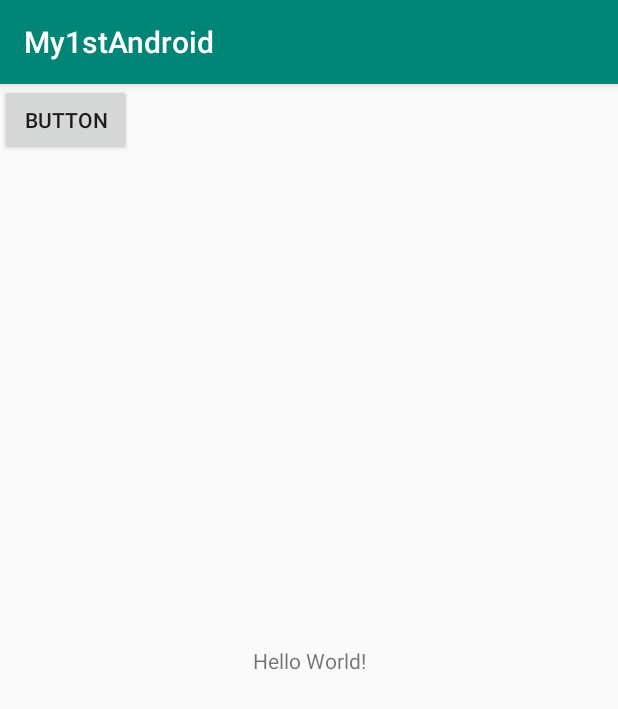
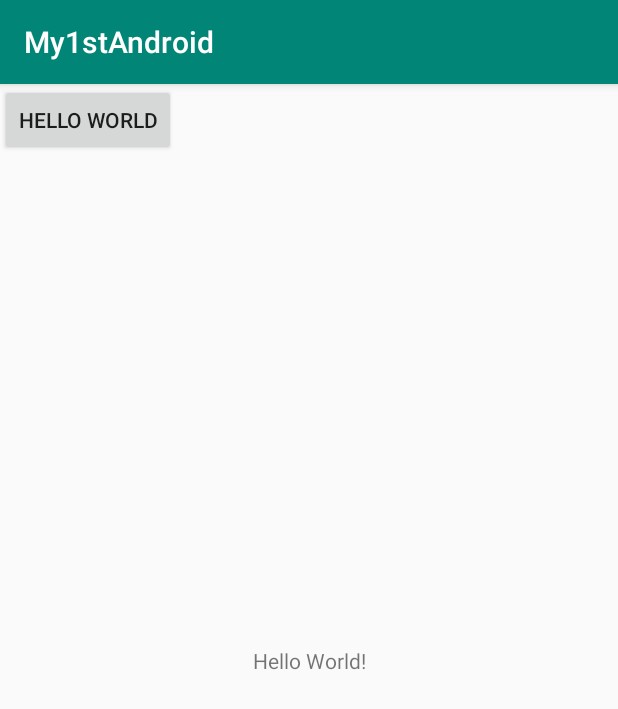
Before and after one commit to almo0070/My1stAndroid, an Android app: the screen it shows after launch (MainActivity), on a phone screen of 412 x 824 dp. Shown: the top 709 px of the screen. Run offline under Robolectric (Android 15) with nearby library versions, the phone set to English and light mode, and no system bars.

Commit message:
using string variabels

```diff
--- a/app/src/main/res/layout/activity_main.xml
+++ b/app/src/main/res/layout/activity_main.xml
@@ -19,7 +19,7 @@
         android:id="@+id/btn"
         android:layout_width="wrap_content"
         android:layout_height="wrap_content"
-        android:text="Button"
+        android:text="@string/greeting"
         tools:layout_editor_absoluteX="286dp"
         tools:layout_editor_absoluteY="650dp" />
 
--- a/app/src/main/res/values/strings.xml
+++ b/app/src/main/res/values/strings.xml
@@ -1,3 +1,4 @@
 <resources>
     <string name="app_name">My1stAndroid</string>
+    <string name="greeting"> Hello World</string>
 </resources>
```
